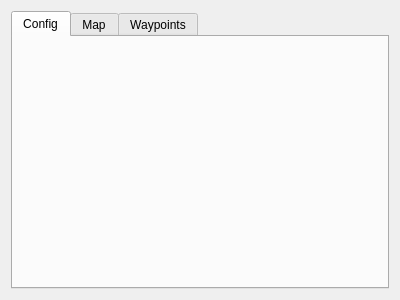
Above: Hanse/Module_Navigation/form_navigation.ui from iti-luebeck/HANSE2011 before the change. Below: the same form after it.
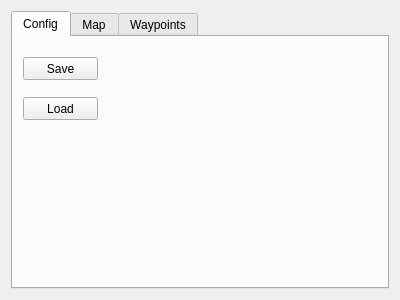
That is the form after the change. The open tabs and pages were chosen to show the change. Custom widgets are drawn as their Qt base class.

Diff of the .ui file:
```diff
--- a/Hanse/Module_Navigation/form_navigation.ui
+++ b/Hanse/Module_Navigation/form_navigation.ui
@@ -23,6 +23,32 @@
       <attribute name="title">
        <string>Config</string>
       </attribute>
+      <widget class="QPushButton" name="pushButton">
+       <property name="geometry">
+        <rect>
+         <x>10</x>
+         <y>20</y>
+         <width>75</width>
+         <height>23</height>
+        </rect>
+       </property>
+       <property name="text">
+        <string>Save</string>
+       </property>
+      </widget>
+      <widget class="QPushButton" name="pushButton_2">
+       <property name="geometry">
+        <rect>
+         <x>10</x>
+         <y>60</y>
+         <width>75</width>
+         <height>23</height>
+        </rect>
+       </property>
+       <property name="text">
+        <string>Load</string>
+       </property>
+      </widget>
      </widget>
      <widget class="QWidget" name="tab_2">
       <attribute name="title">
@@ -84,6 +110,13 @@
    </item>
   </layout>
  </widget>
+ <customwidgets>
+  <customwidget>
+   <class>QGraphicsViewExtended</class>
+   <extends>QGraphicsView</extends>
+   <header location="global">Framework/qgraphicsviewextended.h</header>
+  </customwidget>
+ </customwidgets>
  <resources/>
  <connections/>
 </ui>
```
Left out of the diff: 4 changed lines with no effect on the pictures.
